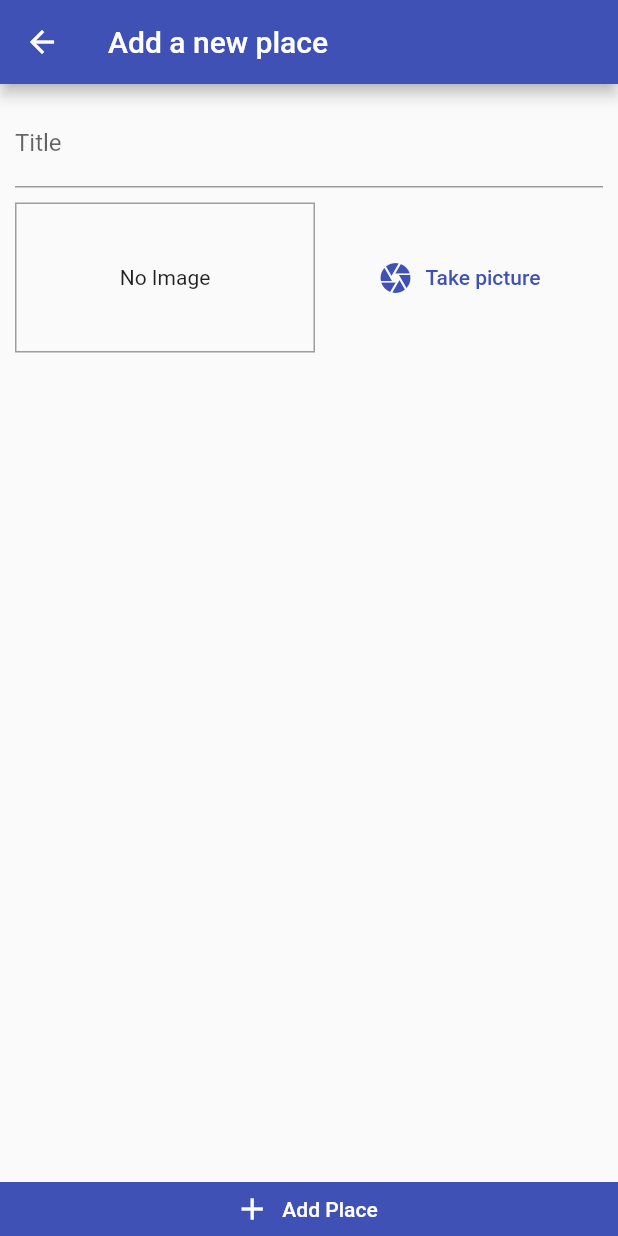
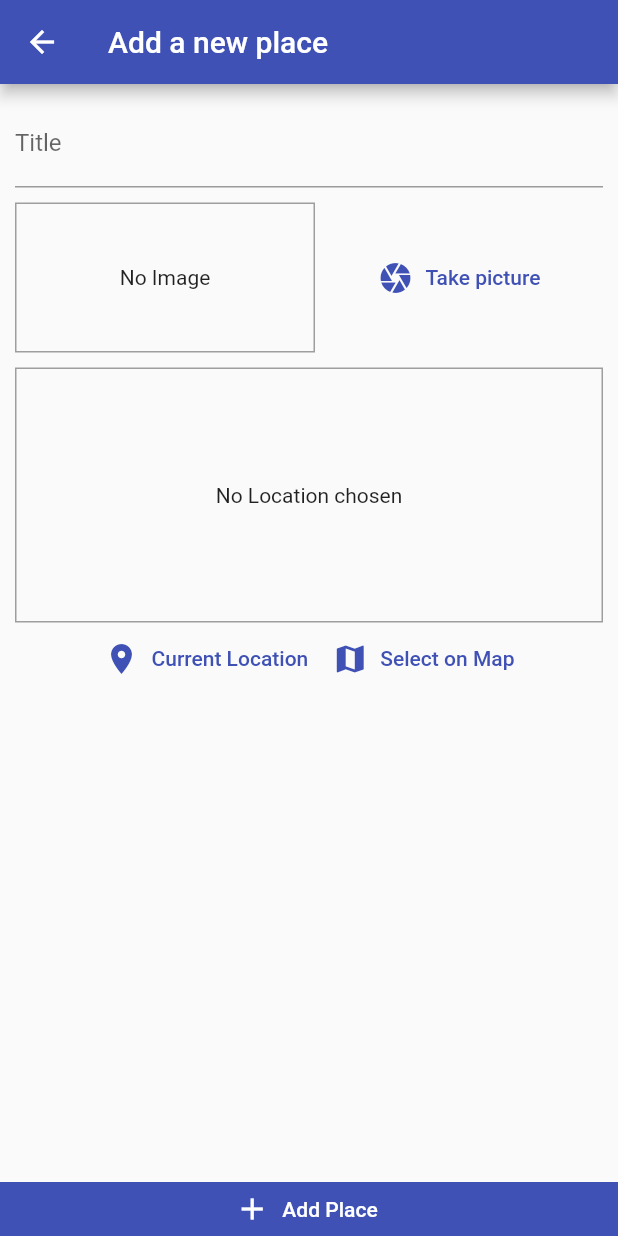
Before and after one commit to Redomic/great-places-app, a Flutter app: the AddPlaceScreen screen opened by its route, on a phone screen of 412 x 824 dp. Run offline on Flutter 3.47's test engine with Material 2 defaults, Android fonts, the phone set to English and light mode, and no system bars; our stand-ins replace image_picker, sqflite; accounts and stored records are empty.

Commit message:
add location input

```diff
--- a/lib/screens/add_place_screen.dart
+++ b/lib/screens/add_place_screen.dart
@@ -4,6 +4,7 @@ import 'package:flutter/material.dart';
 import 'package:provider/provider.dart';
 
 import '../widgets/image_input.dart';
+import '../widgets/location_input.dart';
 
 import '../providers/places.dart';
 
@@ -55,6 +56,8 @@ class _AddPlaceScreenState extends State<AddPlaceScreen> {
                     SizedBox(height: 10),
                     Container(),
                     ImageInput(_selectImage),
+                    SizedBox(height: 10),
+                    LocationInput(),
                   ],
                 ),
               ),
--- /dev/null
+++ b/lib/widgets/location_input.dart
@@ -0,0 +1,56 @@
+import 'package:flutter/material.dart';
+
+class LocationInput extends StatefulWidget {
+
+  @override
+  _LocationInputState createState() => _LocationInputState();
+}
+
+class _LocationInputState extends State<LocationInput> {
+  String _previewImageUrl = '';
+
+  @override
+  Widget build(BuildContext context) {
+    return Column(
+      children: [
+        Container(
+          height: 170,
+          width: double.infinity,
+          alignment: Alignment.center,
+          decoration: BoxDecoration(
+            border: Border.all(width: 1, color: Colors.grey)
+          ),
+          child: _previewImageUrl == ''
+              ? Text(
+                  'No Location chosen',
+                  textAlign: TextAlign.center,
+                )
+              : Image.network(
+                  _previewImageUrl,
+                  fit: BoxFit.cover,
+                  width: double.infinity,
+                ),
+        ),
+        Row(
+          mainAxisAlignment: MainAxisAlignment.center,
+          children: [
+            TextButton.icon(
+              icon: Icon(
+                Icons.location_on,
+              ),
+              label: Text('Current Location'),
+              onPressed: () {},
+            ),
+            TextButton.icon(
+              icon: Icon(
+                Icons.map,
+              ),
+              label: Text('Select on Map'),
+              onPressed: () {},
+            )
+          ],
+        ),
+      ],
+    );
+  }
+}
--- a/pubspec.yaml
+++ b/pubspec.yaml
@@ -28,6 +28,7 @@ dependencies:
   path_provider: ^2.0.2
   path: ^1.8.0
   sqflite: ^2.0.0+3
+  location: ^4.3.0
 
   # The following adds the Cupertino Icons font to your application.
   # Use with the CupertinoIcons class for iOS style icons.
```
Also changed, not shown: pubspec.lock, 1 other file.
